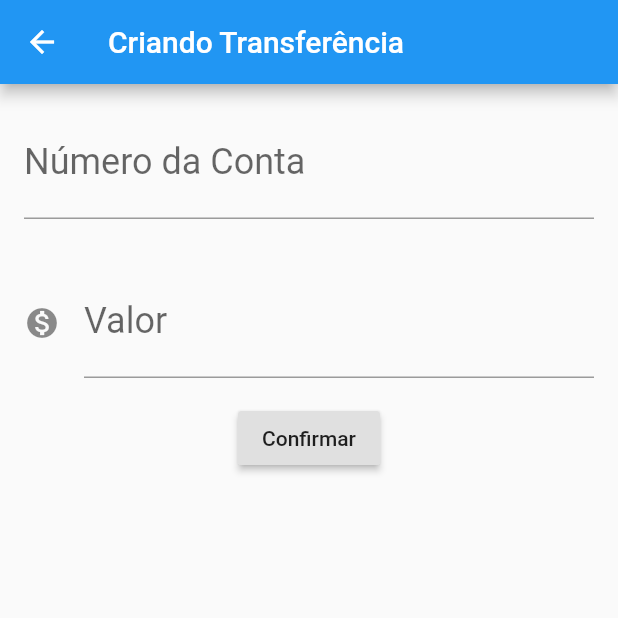
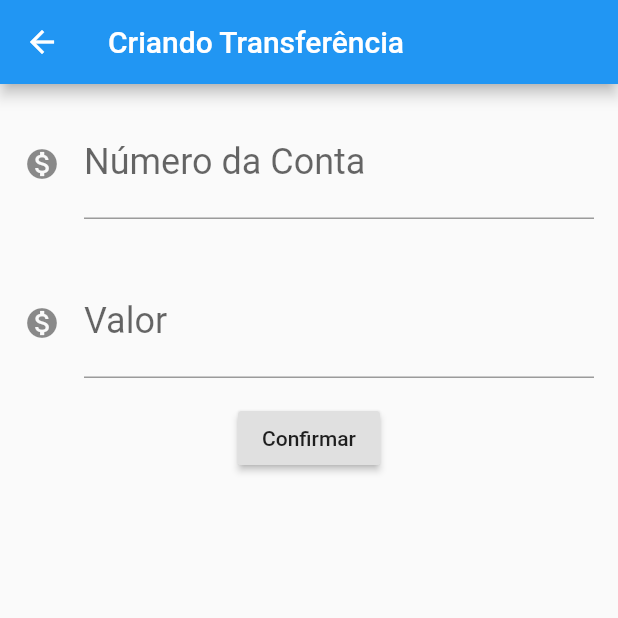
Before and after one commit to BREN0-MORAIS/Bytebank_Flutter_Estudos, a Flutter app: the FormularioTransferencia screen opened directly, on a phone screen of 412 x 824 dp, the top half of it. Run offline on Flutter 3.47's test engine with Material 2 defaults, Android fonts, the phone set to English and light mode, and no system bars.

Commit message:
Modulo 4 aula 01 = 13min48seg

```diff
--- a/bytebank/lib/main.dart
+++ b/bytebank/lib/main.dart
@@ -30,35 +30,8 @@ class FormularioTransferencia extends StatelessWidget {
       ),
       body: Column(
         children: [
-          Padding(
-            padding: const EdgeInsets.all(16.0),
-            child: TextField(
-              controller: _controladorCampoNumeroConta,
-              style: TextStyle(
-                fontSize: 24.0,
-              ),
-              decoration: InputDecoration(
-                labelText: 'Número da Conta',
-                hintText: '0000',
-              ),
-              keyboardType: TextInputType.number,
-            ),
-          ),
-          Padding(
-            padding: const EdgeInsets.all(16.0),
-            child: TextField(
-              controller: _controladorCampoValor,
-              style: TextStyle(
-                fontSize: 24.0,
-              ),
-              decoration: InputDecoration(
-                icon: Icon(Icons.monetization_on),
-                labelText: 'Valor',
-                hintText: '0.000',
-              ),
-              keyboardType: TextInputType.number,
-            ),
-          ),
+          Editor(Icons.monetization_on,_controladorCampoNumeroConta, rotulo:  'Número da Conta',dica:  '0000'),
+          Editor(Icons.monetization_on, _controladorCampoNumeroConta, rotulo: 'Valor', dica: '0.00'),
           RaisedButton(
               child: Text('Confirmar'),
               onPressed: () {
@@ -133,3 +106,31 @@ class Transferencia {
 
   Transferencia(this.valor, this.numeroConta);
 }
+
+class Editor extends StatelessWidget {
+  final TextEditingController controlador;
+  final String rotulo;
+  final String dica;
+  final IconData icone;
+
+  Editor(this.icone ,  this.controlador , {this.rotulo = "",  this.dica = ""});
+
+  @override
+  Widget build(BuildContext context) {
+    return Padding(
+      padding: const EdgeInsets.all(16.0),
+      child: TextField(
+        controller: controlador,
+        style: TextStyle(
+          fontSize: 24.0,
+        ),
+        decoration: InputDecoration(
+          labelText: rotulo,
+          icon: Icon(icone),
+          hintText: dica,
+        ),
+        keyboardType: TextInputType.number,
+      ),
+    );
+  }
+}
```
